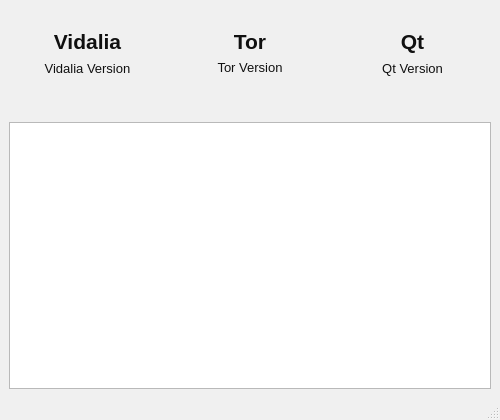
Above: src/gui/about/aboutdialog.ui from a-ilin/vidalia before the change. Below: the same form after it.
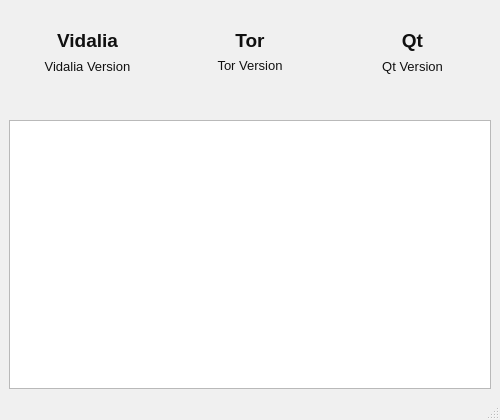
That is the form after the change. Icons and pictures are not drawn.

The edit to the form file:
```diff
--- a/src/gui/about/aboutdialog.ui
+++ b/src/gui/about/aboutdialog.ui
@@ -336,13 +336,8 @@
        <widget class="QLabel" name="lblVidalia" >
         <property name="font" >
          <font>
-          <family>Lucida Grande</family>
-          <pointsize>16</pointsize>
-          <weight>75</weight>
-          <italic>false</italic>
+          <pointsize>14</pointsize>
           <bold>true</bold>
-          <underline>false</underline>
-          <strikeout>false</strikeout>
          </font>
         </property>
         <property name="text" >
@@ -357,13 +352,7 @@
        <widget class="QLabel" name="lblVidaliaVersion" >
         <property name="font" >
          <font>
-          <family>Arial</family>
           <pointsize>10</pointsize>
-          <weight>50</weight>
-          <italic>false</italic>
-          <bold>false</bold>
-          <underline>false</underline>
-          <strikeout>false</strikeout>
          </font>
         </property>
         <property name="text" >
@@ -431,13 +420,8 @@
        <widget class="QLabel" name="lblQt" >
         <property name="font" >
          <font>
-          <family>Lucida Grande</family>
-          <pointsize>16</pointsize>
-          <weight>75</weight>
-          <italic>false</italic>
+          <pointsize>14</pointsize>
           <bold>true</bold>
-          <underline>false</underline>
-          <strikeout>false</strikeout>
          </font>
         </property>
         <property name="text" >
@@ -452,13 +436,7 @@
        <widget class="QLabel" name="lblQtVersion" >
         <property name="font" >
          <font>
-          <family>Arial</family>
           <pointsize>10</pointsize>
-          <weight>50</weight>
-          <italic>false</italic>
-          <bold>false</bold>
-          <underline>false</underline>
-          <strikeout>false</strikeout>
          </font>
         </property>
         <property name="text" >
@@ -526,13 +504,8 @@
        <widget class="QLabel" name="lblTor" >
         <property name="font" >
          <font>
-          <family>Lucida Grande</family>
-          <pointsize>16</pointsize>
-          <weight>75</weight>
-          <italic>false</italic>
+          <pointsize>14</pointsize>
           <bold>true</bold>
-          <underline>false</underline>
-          <strikeout>false</strikeout>
          </font>
         </property>
         <property name="text" >
@@ -547,12 +520,7 @@
        <widget class="QLabel" name="lblTorVersion" >
         <property name="font" >
          <font>
-          <family>Arial</family>
           <pointsize>10</pointsize>
-          <weight>50</weight>
-          <italic>false</italic>
-          <bold>false</bold>
-          <underline>false</underline>
           <strikeout>false</strikeout>
          </font>
         </property>
@@ -591,11 +559,6 @@
        <font>
         <family>Courier</family>
         <pointsize>10</pointsize>
-        <weight>50</weight>
-        <italic>false</italic>
-        <bold>false</bold>
-        <underline>false</underline>
-        <strikeout>false</strikeout>
        </font>
       </property>
       <property name="contextMenuPolicy" >
```
